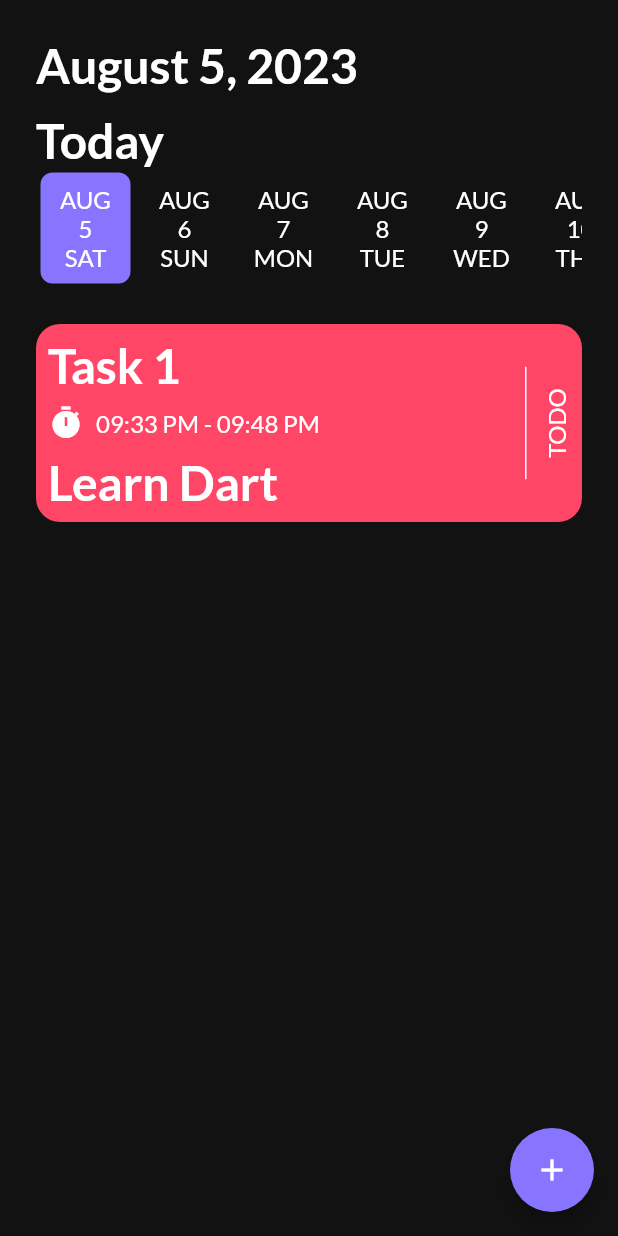
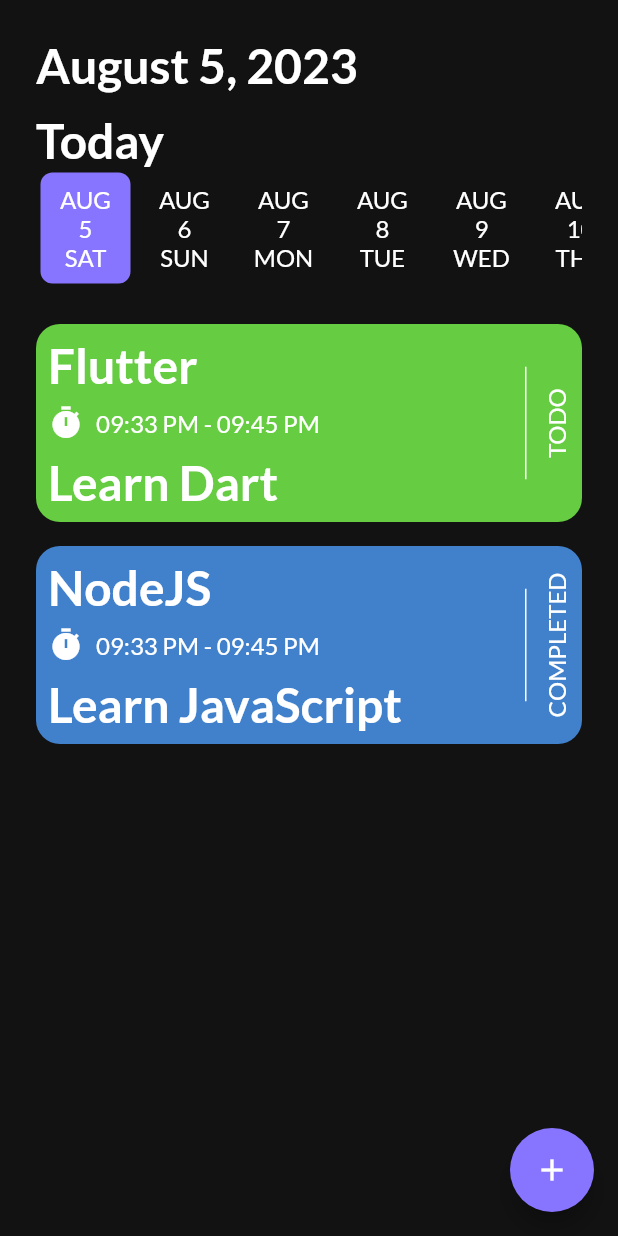
Before and after one commit to AmmarAgeeza/Up-To-Do-App, a Flutter app: the HomeScreen screen opened directly, on a phone screen of 412 x 824 dp. Run offline on Flutter 3.47's test engine with Material 2 defaults, Android fonts, the phone set to English and light mode, and no system bars; drawn by our look-alikes of date_picker_timeline; our stand-ins replace flutter_bloc, flutter_screenutil, get_it, google_fonts, shared_preferences, smooth_page_indicator; accounts and stored records are empty.

Commit message:
dummy data with task model

```diff
--- /dev/null
+++ b/lib/feature/task/data/model/task_model.dart
@@ -0,0 +1,39 @@
+class TaskModel {
+  final String id;
+  final String title;
+  final String note;
+  final String startTime;
+  final String endTime;
+  final bool isCompleted;
+  final int color;
+
+  TaskModel({
+    required this.id,
+    required this.title,
+    required this.note,
+    required this.startTime,
+    required this.endTime,
+    required this.isCompleted,
+    required this.color,
+  });
+  static List<TaskModel> tasksList = [
+    TaskModel(
+      id: '1',
+      title: 'Flutter',
+      note: 'Learn Dart',
+      startTime: '09:33 PM',
+      endTime: '09:45 PM',
+      isCompleted: false,
+      color: 1,
+    ),
+    TaskModel(
+      id: '2',
+      title: 'NodeJS',
+      note: 'Learn JavaScript',
+      startTime: '09:33 PM',
+      endTime: '09:45 PM',
+      isCompleted: true,
+      color: 3,
+    ),
+  ];
+}
--- a/lib/feature/task/presentation/screens/home_screen/home_screen.dart
+++ b/lib/feature/task/presentation/screens/home_screen/home_screen.dart
@@ -7,6 +7,7 @@ import 'package:to_do_app/core/widgets/custom_button.dart';
 
 import '../../../../../core/utils/app_assets.dart';
 import '../../../../../core/utils/app_colors.dart';
+import '../../../data/model/task_model.dart';
 import '../add_task_screen/add_task_screen.dart';
 
 class HomeScreen extends StatelessWidget {
@@ -50,8 +51,13 @@ class HomeScreen extends StatelessWidget {
                 height: 24,
               ),
               //no tasks
-              // noTasksWidget(context),
-              InkWell(
+              TaskModel.tasksList.isEmpty?
+              noTasksWidget(context):
+              Expanded(
+                child: ListView.builder(
+                  itemCount: TaskModel.tasksList.length,
+                  itemBuilder: (context, index) {
+                    return InkWell(
                         onTap: () {
                           showModalBottomSheet(
                             context: context,
@@ -103,14 +109,19 @@ class HomeScreen extends StatelessWidget {
                             },
                           );
                         },
-                  child: const TaskComponent()),
+                        child: TaskComponent(
+                          taskModel: TaskModel.tasksList[index],
+                        ));
+                  },
+                ),
+              ),
             ],
           ),
         ),
         //fab
         floatingActionButton: FloatingActionButton(
           onPressed: () {
-            navigate(context: context, screen:  AddTaskScreen());
+            navigate(context: context, screen: AddTaskScreen());
           },
           backgroundColor: AppColors.primary,
           child: const Icon(Icons.add),
@@ -141,15 +152,34 @@ class HomeScreen extends StatelessWidget {
 class TaskComponent extends StatelessWidget {
   const TaskComponent({
     super.key,
+    required this.taskModel,
   });
-
+  final TaskModel taskModel;
+  Color getColor(index) {
+    switch (index) {
+      case 0:
+        return AppColors.red;
+      case 1:
+        return AppColors.green;
+      case 2:
+        return AppColors.blueGrey;
+      case 3:
+        return AppColors.blue;
+      case 4:
+        return AppColors.orange;
+      case 5:
+        return AppColors.purple;
+      default:
+        return AppColors.grey;
+    }
+  }
   @override
   Widget build(BuildContext context) {
     return Container(
       height: 132,
       padding: const EdgeInsets.all(8),
       decoration: BoxDecoration(
-        color: AppColors.red,
+        color: getColor(taskModel.color),
         borderRadius: BorderRadius.circular(16),
       ),
       margin: const EdgeInsets.only(bottom: 16),
@@ -160,9 +190,9 @@ class TaskComponent extends StatelessWidget {
             child: Column(
               crossAxisAlignment: CrossAxisAlignment.start,
               children: [
-                //text
+                //title
                 Text(
-                  'Task 1',
+                  taskModel.title,
                   style: Theme.of(context).textTheme.displayLarge,
                 ),
                 const SizedBox(height: 8),
@@ -177,15 +207,15 @@ class TaskComponent extends StatelessWidget {
                     ),
                     const SizedBox(width: 8),
                     Text(
-                      '09:33 PM - 09:48 PM',
+                      '${taskModel.startTime} - ${taskModel.endTime}',
                       style: Theme.of(context).textTheme.displayMedium,
                     ),
                   ],
                 ),
                 const SizedBox(height: 8),
-                //text
+                //note
                 Text(
-                  'Learn Dart',
+                  taskModel.note,
                   style: Theme.of(context).textTheme.displayLarge,
                 ),
               ],
@@ -204,7 +234,7 @@ class TaskComponent extends StatelessWidget {
           RotatedBox(
             quarterTurns: 3,
             child: Text(
-              AppStrings.toDo,
+              taskModel.isCompleted ? AppStrings.completed : AppStrings.toDo,
               style: Theme.of(context).textTheme.displayMedium,
             ),
           )
```
Lines whose indentation alone changed are shown as unchanged.
